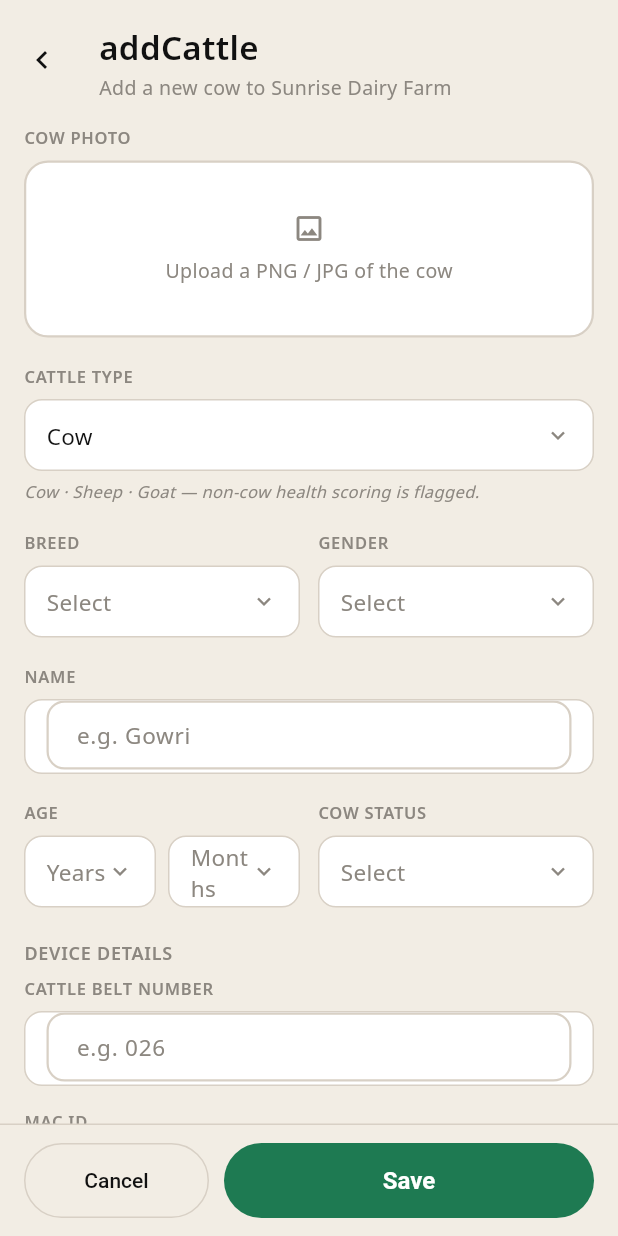
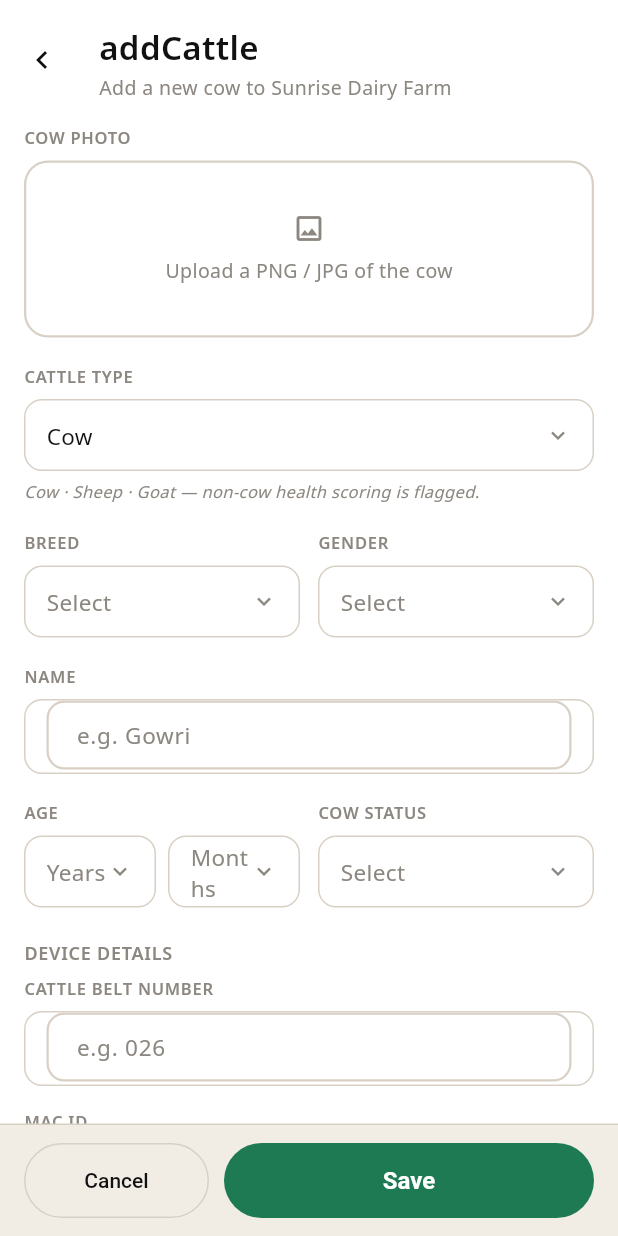
Before and after one commit to vaseey21/Vanix, a Flutter app: the AddCattleScreen screen opened directly with sample values from the repository, on a phone screen of 412 x 824 dp. Run offline on Flutter 3.47's test engine with Material 3 defaults, Android fonts, the phone set to English and light mode, and no system bars; our stand-ins replace flutter_svg, video_player; network calls fail.

Commit message:
auto: save changes

```diff
--- a/flutter_app/lib/screens/add_cattle_screen.dart
+++ b/flutter_app/lib/screens/add_cattle_screen.dart
@@ -31,7 +31,9 @@ class _AddCattleScreenState extends State<AddCattleScreen> {
     return Theme(
       data: theme,
       child: Scaffold(
-        backgroundColor: _isDark ? VanixColors.darkPrimary : VanixColors.bgWarm,
+        // Background changed to white in light mode (was bgWarm) — mirrors
+        // #page-add-cattle's background:#FFFFFF in vanix_screens_preview.html.
+        backgroundColor: _isDark ? VanixColors.darkSecond : Colors.white,
         body: SafeArea(
           child: Column(
             children: [
```
